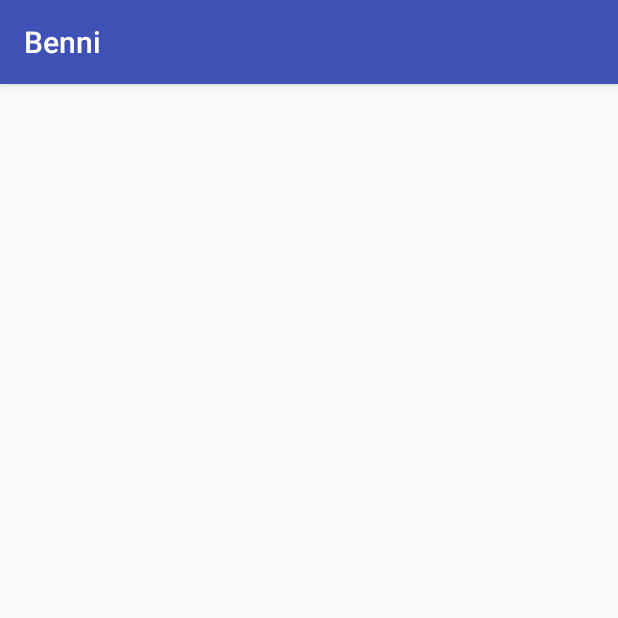
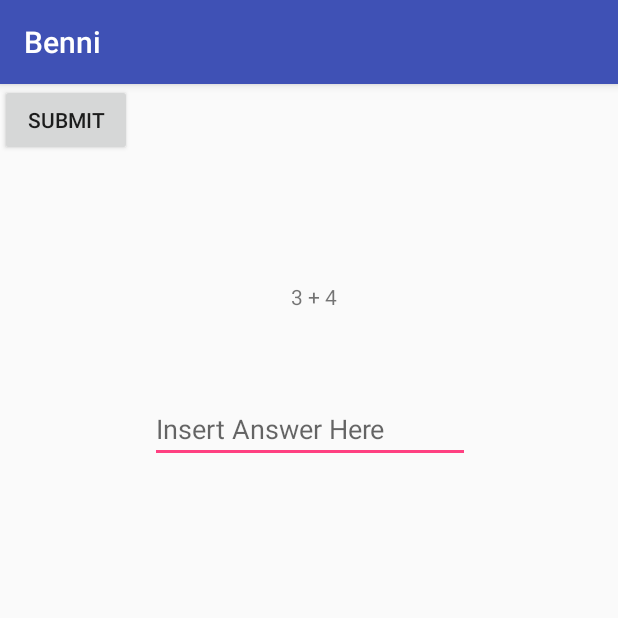
Before and after one commit to aaroncheung123/benni_device, an Android app: the MathActivity screen opened directly, with no data from a screen before it, on a phone screen of 412 x 824 dp, the top half of it. Run offline under Robolectric (Android 15) with nearby library versions, the light colour scheme and no system bars; libraries missing offline, so code that uses them is left out: com.github.nkzawa.emitter, com.github.nkzawa.socketio; network calls fail; 4 statements that could not run were skipped.

Commit message:
Showed Kesler code

```diff
--- a/app/src/main/java/com/aaroncheung/client/Authentication/RegisterActivity.java
+++ b/app/src/main/java/com/aaroncheung/client/Authentication/RegisterActivity.java
@@ -123,6 +123,7 @@ public class RegisterActivity extends AppCompatActivity {
                 jsonProgressNumbersBody.put("math", 70);
                 jsonProgressNumbersBody.put("charge", 90);
 
+
                 jsonFinal.put("info", jsonInfoBody);
                 jsonFinal.put("progressNumbers", jsonProgressNumbersBody);
 
--- a/app/src/main/java/com/aaroncheung/client/Games/MathActivity.java
+++ b/app/src/main/java/com/aaroncheung/client/Games/MathActivity.java
@@ -1,15 +1,59 @@
 package com.aaroncheung.client.Games;
 
+import android.os.Handler;
 import android.support.v7.app.AppCompatActivity;
 import android.os.Bundle;
+import android.view.View;
+import android.widget.EditText;
+import android.widget.TextView;
 
+import com.aaroncheung.client.Networking.SocketIO;
 import com.aaroncheung.client.R;
 
-public class MathActivity extends AppCompatActivity {
+import org.json.JSONException;
+
+public class MathActivity extends SocketIO {
+
+    private TextView problemMathTextView;
+    private EditText solutionMathEditText;
 
     @Override
     protected void onCreate(Bundle savedInstanceState) {
         super.onCreate(savedInstanceState);
         setContentView(R.layout.activity_math);
+
+        problemMathTextView = findViewById(R.id.problemMathTextView);
+        solutionMathEditText = findViewById(R.id.solutionMathEditText);
+        problemMathTextView.setText("3 + 4");
+
+
+        //He says ""Hi, can you help me with my math homework"
+        try {
+            attemptSend("Math1");
+        } catch (JSONException e) {
+            e.printStackTrace();
+        }
+    }
+
+    public void submitMathButtonClick(View view) throws JSONException {
+        if(solutionMathEditText.getText().toString().matches("7")){
+            attemptSend("Turn Left");
+            final Handler handler = new Handler();
+            Runnable run = new Runnable() {
+                @Override
+                public void run() {
+                    try {
+                        attemptSend("Stop");
+                    } catch (JSONException e) {
+                        e.printStackTrace();
+                    }
+                    handler.postDelayed(this, 10000);
+                }
+            };
+            handler.post(run);
+        }
+        else{
+            attemptSend("Change SadFace");
+        }
     }
 }
--- a/app/src/main/res/layout/activity_math.xml
+++ b/app/src/main/res/layout/activity_math.xml
@@ -6,4 +6,37 @@
     android:layout_height="match_parent"
     tools:context=".Games.MathActivity">
 
+    <TextView
+        android:id="@+id/problemMathTextView"
+        android:layout_width="wrap_content"
+        android:layout_height="wrap_content"
+        android:layout_marginEnd="160dp"
+        android:layout_marginStart="166dp"
+        android:layout_marginTop="132dp"
+        android:text="3 + 4"
+        app:layout_constraintEnd_toEndOf="parent"
+        app:layout_constraintStart_toStartOf="parent"
+        app:layout_constraintTop_toTopOf="parent" />
+
+    <EditText
+        android:id="@+id/solutionMathEditText"
+        android:layout_width="wrap_content"
+        android:layout_height="wrap_content"
+        android:layout_marginTop="56dp"
+        android:ems="10"
+        android:hint="Insert Answer Here"
+        android:inputType="textPersonName"
+        app:layout_constraintEnd_toEndOf="parent"
+        app:layout_constraintHorizontal_bias="0.502"
+        app:layout_constraintStart_toStartOf="parent"
+        app:layout_constraintTop_toBottomOf="@+id/problemMathTextView" />
+
+    <Button
+        android:id="@+id/submitMathButton"
+        android:layout_width="wrap_content"
+        android:layout_height="wrap_content"
+        android:onClick="submitMathButtonClick"
+        android:text="Submit"
+        tools:layout_editor_absoluteX="211dp"
+        tools:layout_editor_absoluteY="265dp" />
 </android.support.constraint.ConstraintLayout>
```
